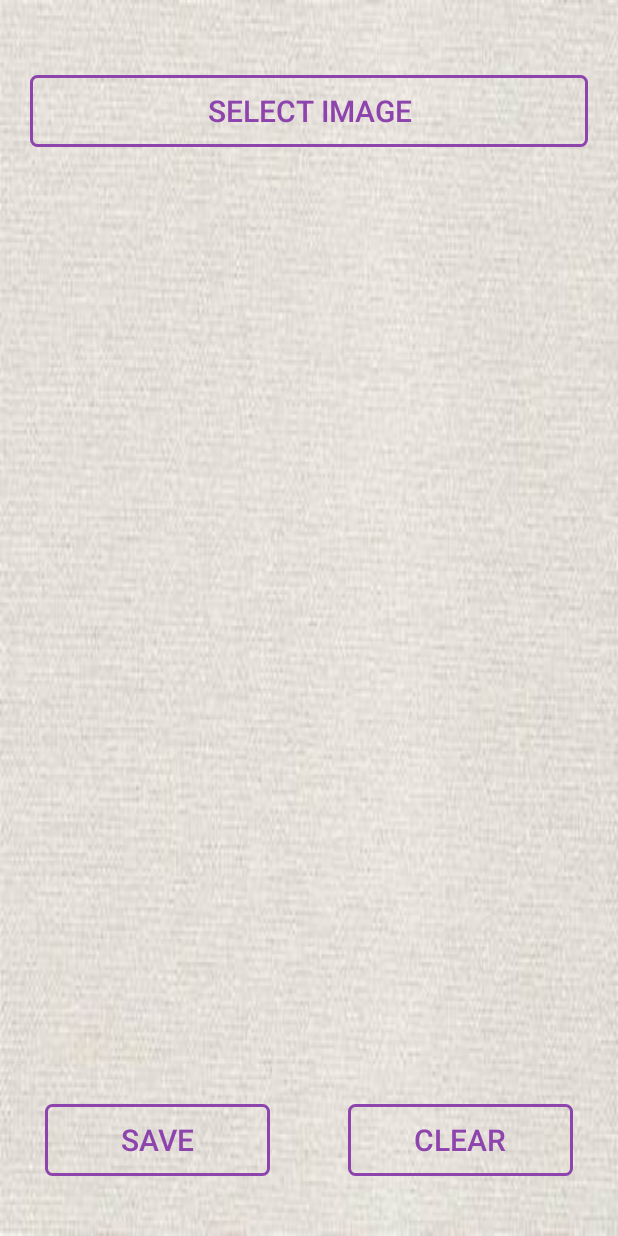
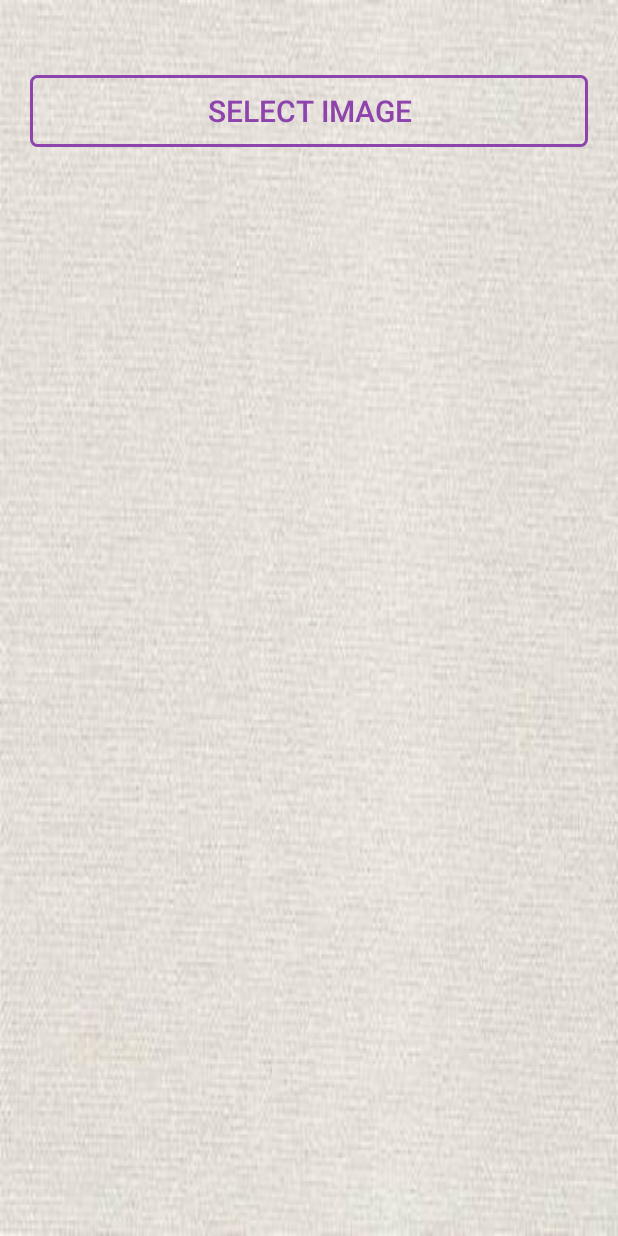
Before and after one commit to Ejeus/SmartCashManager, an Android app: the Add_Image screen opened directly, with no data from a screen before it, on a phone screen of 412 x 824 dp. Run offline under Robolectric (Android 15) with nearby library versions, the light colour scheme and no system bars.

Commit message:
Rectified some errors in add image page

```diff
--- a/app/src/main/res/layout/add_expense.xml
+++ b/app/src/main/res/layout/add_expense.xml
@@ -224,9 +224,9 @@
 
                 <Button
                     android:id="@+id/expensePhoto"
-                    android:layout_width="100dp"
+                    android:layout_width="130dp"
                     android:textSize="20dp"
-                    android:layout_height="wrap_content"
+                    android:layout_height="70dp"
                     android:onClick="images"
                     android:text="Select Photo"
                     android:background="@drawable/edittext_back"
--- a/app/src/main/res/layout/add_image.xml
+++ b/app/src/main/res/layout/add_image.xml
@@ -40,32 +40,32 @@
         android:layout_marginLeft="40dp"
         />
 
-    <Button
-        android:textSize="20dp"
-        android:textColor="@color/darkviolet"
-        android:background="@drawable/edittext_back"
-        android:layout_marginRight="10dp"
-        android:text="Save"
-        android:layout_weight="1"
-        android:layout_width="150dp"
-        android:layout_marginLeft="30dp"
-        android:layout_marginBottom="40dp"
-        android:layout_height="wrap_content"
-        android:id="@+id/imagesave"
-        android:layout_alignParentBottom="true"/>
+    <!--<Button-->
+        <!--android:textSize="20dp"-->
+        <!--android:textColor="@color/darkviolet"-->
+        <!--android:background="@drawable/edittext_back"-->
+        <!--android:layout_marginRight="10dp"-->
+        <!--android:text="Save"-->
+        <!--android:layout_weight="1"-->
+        <!--android:layout_width="150dp"-->
+        <!--android:layout_marginLeft="30dp"-->
+        <!--android:layout_marginBottom="40dp"-->
+        <!--android:layout_height="wrap_content"-->
+        <!--android:id="@+id/imagesave"-->
+        <!--android:layout_alignParentBottom="true"/>-->
 
-    <Button
-        android:textSize="20dp"
-        android:textColor="@color/darkviolet"
-        android:background="@drawable/edittext_back"
-        android:text="Clear"
-        android:layout_weight="1"
-        android:layout_width="150dp"
-        android:layout_marginBottom="40dp"
-        android:layout_height="wrap_content"
-        android:id="@+id/imageclear"
-        android:layout_alignParentRight="true"
-        android:layout_marginRight="30dp"
-        android:layout_alignParentBottom="true"/>
+    <!--<Button-->
+        <!--android:textSize="20dp"-->
+        <!--android:textColor="@color/darkviolet"-->
+        <!--android:background="@drawable/edittext_back"-->
+        <!--android:text="Clear"-->
+        <!--android:layout_weight="1"-->
+        <!--android:layout_width="150dp"-->
+        <!--android:layout_marginBottom="40dp"-->
+        <!--android:layout_height="wrap_content"-->
+        <!--android:id="@+id/imageclear"-->
+        <!--android:layout_alignParentRight="true"-->
+        <!--android:layout_marginRight="30dp"-->
+        <!--android:layout_alignParentBottom="true"/>-->
 
 </RelativeLayout>
--- a/app/src/main/res/layout/add_income.xml
+++ b/app/src/main/res/layout/add_income.xml
@@ -196,7 +196,7 @@
 
                 <Button
                     android:id="@+id/incomePhoto"
-                    android:layout_width="181dp"
+                    android:layout_width="160dp"
                     android:layout_height="wrap_content"
                     android:text="Select Photo"
                     android:textColor="@color/darkviolet"
--- a/app/src/main/res/values/strings.xml
+++ b/app/src/main/res/values/strings.xml
@@ -24,7 +24,7 @@
         <item>@drawable/income</item>
         <item>@drawable/list</item>
         <item>@drawable/expense</item>
-        <item>@drawable/sepcial</item>
+        <item>@drawable/special</item>
         <item>@drawable/graph</item>
         <item>@drawable/logout</item>
     </array>
```
Also changed, not shown: app/src/main/java/com/example/s528755/smartcashmanager/Add_Image.java (+4 -4 lines), app/src/main/res/drawable/expense.png (deleted), app/src/main/res/drawable/graph.png, app/src/main/res/drawable/home.png, app/src/main/res/drawable/icon.png, app/src/main/res/drawable/income.png, app/src/main/res/drawable/list.png, app/src/main/res/drawable/logout.png, app/src/main/res/drawable/sepcial.png (deleted).
